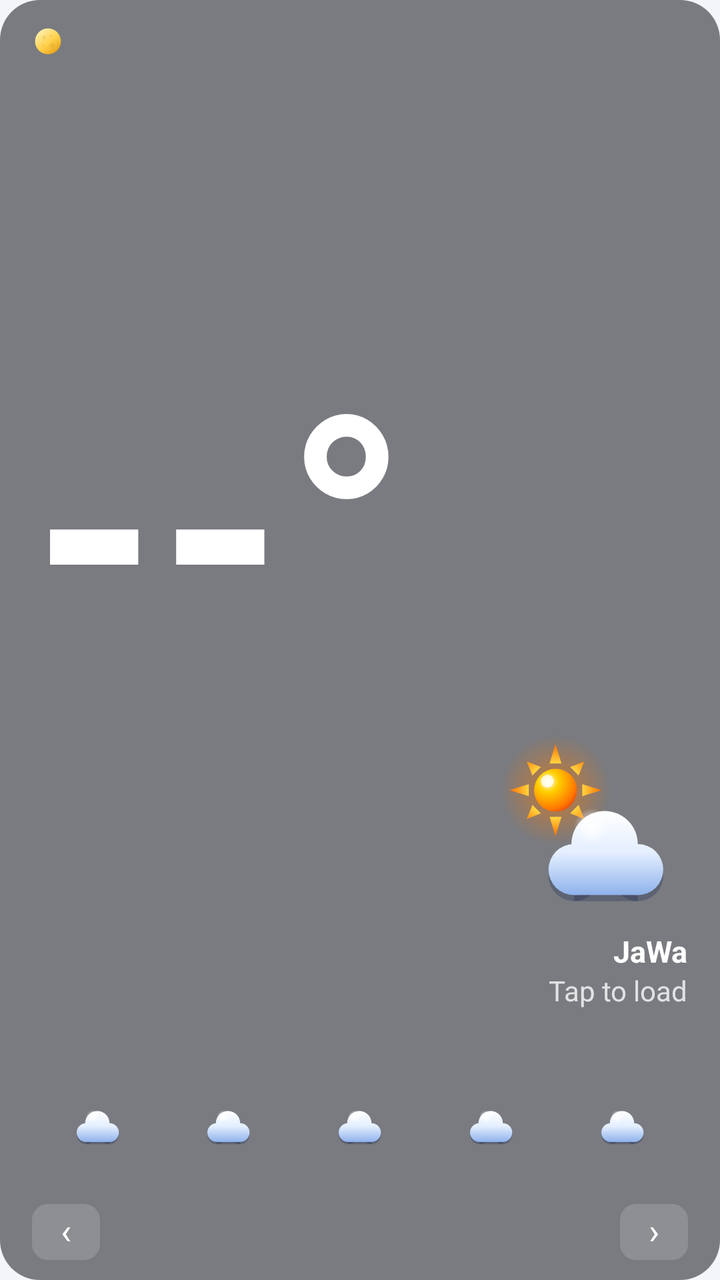
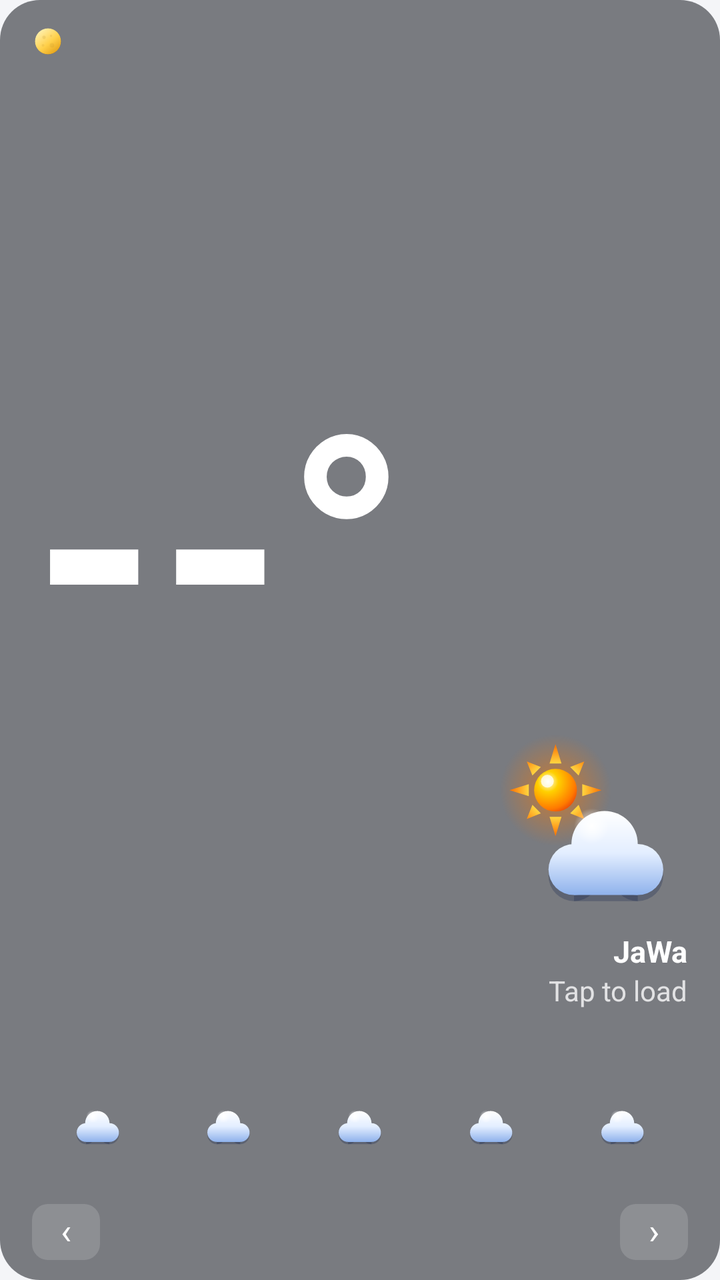

An Android layout rendered at two revisions. The XML below is the earlier revision; the diff shows what the commit changed to produce the second picture.
<!-- AndroidManifest.xml: application theme AppTheme -->
<!-- res/layout/widget_weather.xml -->
<?xml version="1.0" encoding="utf-8"?>
<LinearLayout xmlns:android="http://schemas.android.com/apk/res/android"
    android:id="@+id/widget_root"
    android:layout_width="match_parent"
    android:layout_height="match_parent"
    android:background="@drawable/widget_bg"
    android:orientation="vertical"
    android:paddingStart="16dp"
    android:paddingTop="12dp"
    android:paddingEnd="16dp"
    android:paddingBottom="10dp">

    
    <LinearLayout
        android:layout_width="match_parent"
        android:layout_height="0dp"
        android:layout_weight="1"
        android:minHeight="64dp"
        android:orientation="horizontal">

        <FrameLayout
            android:layout_width="0dp"
            android:layout_height="match_parent"
            android:layout_weight="1">

        <TextView
            android:id="@+id/current_temp"
            android:layout_width="match_parent"
            android:layout_height="match_parent"
            android:layout_weight="0"
            android:autoSizeMaxTextSize="160sp"
            android:autoSizeMinTextSize="40sp"
            android:autoSizeStepGranularity="2sp"
            android:autoSizeTextType="uniform"
            android:fontFamily="sans-serif"
            android:gravity="start|center_vertical"
            android:includeFontPadding="false"
            android:maxLines="1"
            android:text="--°"
            android:textColor="@color/widget_text"
            android:textStyle="bold" />

            <LinearLayout
                android:id="@+id/moon_row"
                android:layout_width="wrap_content"
                android:layout_height="wrap_content"
                android:layout_gravity="top|start"
                android:gravity="center_vertical"
                android:orientation="horizontal">
                <ImageView
                    android:id="@+id/moon_icon"
                    android:layout_width="16dp"
                    android:layout_height="16dp"
                    android:importantForAccessibility="no"
                    android:src="@drawable/moon_08" />
                <TextView
                    android:id="@+id/moon_text"
                    android:layout_width="wrap_content"
                    android:layout_height="wrap_content"
                    android:layout_marginStart="5dp"
                    android:maxLines="1"
                    android:text=""
                    android:textColor="#FFE7A0"
                    android:textSize="13sp" />
            </LinearLayout>
        </FrameLayout>

        
        <LinearLayout
            android:layout_width="wrap_content"
            android:layout_height="match_parent"
            android:layout_marginStart="8dp"
            android:gravity="end|center_vertical"
            android:orientation="vertical">

            <ImageView
                android:id="@+id/current_icon"
                android:layout_width="wrap_content"
                android:layout_height="0dp"
                android:layout_gravity="end"
                android:layout_marginBottom="4dp"
                android:layout_weight="1"
                android:adjustViewBounds="true"
                android:importantForAccessibility="no"
                android:maxWidth="96dp"
                android:maxHeight="96dp"
                android:scaleType="fitEnd"
                android:src="@drawable/wx_partly_day" />

            <TextView
                android:id="@+id/place"
                android:layout_width="wrap_content"
                android:layout_height="wrap_content"
                android:layout_gravity="end"
                android:ellipsize="end"
                android:maxWidth="150dp"
                android:maxLines="1"
                android:text="@string/widget_name"
                android:textColor="@color/widget_text"
                android:textSize="15sp"
                android:textStyle="bold" />

            <TextView
                android:id="@+id/description"
                android:layout_width="wrap_content"
                android:layout_height="wrap_content"
                android:layout_gravity="end"
                android:ellipsize="end"
                android:maxWidth="150dp"
                android:maxLines="1"
                android:text="Tap to load"
                android:textColor="@color/widget_text_dim"
                android:textSize="14sp" />

            <TextView
                android:id="@+id/details"
                android:layout_width="wrap_content"
                android:layout_height="wrap_content"
                android:layout_gravity="end"
                android:maxLines="1"
                android:textColor="@color/widget_text_faint"
                android:textSize="14sp" />
        </LinearLayout>
    </LinearLayout>

    <LinearLayout
        android:id="@+id/days_row"
        android:layout_width="match_parent"
        android:layout_height="wrap_content"
        android:layout_marginTop="6dp"
        android:orientation="horizontal">
        <LinearLayout
            android:id="@+id/day_slot_0"
            android:layout_width="0dp"
            android:layout_height="wrap_content"
            android:layout_weight="1"
            android:gravity="center_horizontal"
            android:orientation="vertical">
            <TextView
                android:id="@+id/day_label_0"
                style="@style/WidgetSmall"
                android:layout_width="wrap_content"
                android:layout_height="wrap_content" />
            <ImageView
                android:id="@+id/day_icon_0"
                android:layout_width="30dp"
                android:layout_height="30dp"
                android:layout_marginTop="2dp"
                android:layout_marginBottom="1dp"
                android:importantForAccessibility="no"
                android:src="@drawable/wx_cloudy" />
            <TextView
                android:id="@+id/day_temp_0"
                style="@style/WidgetValue"
                android:layout_width="wrap_content"
                android:layout_height="wrap_content" />
        </LinearLayout>
        <LinearLayout
            android:id="@+id/day_slot_1"
            android:layout_width="0dp"
            android:layout_height="wrap_content"
            android:layout_weight="1"
            android:gravity="center_horizontal"
            android:orientation="vertical">
            <TextView
                android:id="@+id/day_label_1"
                style="@style/WidgetSmall"
                android:layout_width="wrap_content"
                android:layout_height="wrap_content" />
            <ImageView
                android:id="@+id/day_icon_1"
                android:layout_width="30dp"
                android:layout_height="30dp"
                android:layout_marginTop="2dp"
                android:layout_marginBottom="1dp"
                android:importantForAccessibility="no"
                android:src="@drawable/wx_cloudy" />
            <TextView
                android:id="@+id/day_temp_1"
                style="@style/WidgetValue"
                android:layout_width="wrap_content"
                android:layout_height="wrap_content" />
        </LinearLayout>
        <LinearLayout
            android:id="@+id/day_slot_2"
            android:layout_width="0dp"
            android:layout_height="wrap_content"
            android:layout_weight="1"
            android:gravity="center_horizontal"
            android:orientation="vertical">
            <TextView
                android:id="@+id/day_label_2"
                style="@style/WidgetSmall"
                android:layout_width="wrap_content"
                android:layout_height="wrap_content" />
            <ImageView
                android:id="@+id/day_icon_2"
                android:layout_width="30dp"
                android:layout_height="30dp"
                android:layout_marginTop="2dp"
                android:layout_marginBottom="1dp"
                android:importantForAccessibility="no"
                android:src="@drawable/wx_cloudy" />
            <TextView
                android:id="@+id/day_temp_2"
                style="@style/WidgetValue"
                android:layout_width="wrap_content"
                android:layout_height="wrap_content" />
        </LinearLayout>
        <LinearLayout
            android:id="@+id/day_slot_3"
            android:layout_width="0dp"
            android:layout_height="wrap_content"
            android:layout_weight="1"
            android:gravity="center_horizontal"
            android:orientation="vertical">
            <TextView
                android:id="@+id/day_label_3"
                style="@style/WidgetSmall"
                android:layout_width="wrap_content"
                android:layout_height="wrap_content" />
            <ImageView
                android:id="@+id/day_icon_3"
                android:layout_width="30dp"
                android:layout_height="30dp"
                android:layout_marginTop="2dp"
                android:layout_marginBottom="1dp"
                android:importantForAccessibility="no"
                android:src="@drawable/wx_cloudy" />
            <TextView
                android:id="@+id/day_temp_3"
                style="@style/WidgetValue"
                android:layout_width="wrap_content"
                android:layout_height="wrap_content" />
        </LinearLayout>
        <LinearLayout
            android:id="@+id/day_slot_4"
            android:layout_width="0dp"
            android:layout_height="wrap_content"
            android:layout_weight="1"
            android:gravity="center_horizontal"
            android:orientation="vertical">
            <TextView
                android:id="@+id/day_label_4"
                style="@style/WidgetSmall"
                android:layout_width="wrap_content"
                android:layout_height="wrap_content" />
            <ImageView
                android:id="@+id/day_icon_4"
                android:layout_width="30dp"
                android:layout_height="30dp"
                android:layout_marginTop="2dp"
                android:layout_marginBottom="1dp"
                android:importantForAccessibility="no"
                android:src="@drawable/wx_cloudy" />
            <TextView
                android:id="@+id/day_temp_4"
                style="@style/WidgetValue"
                android:layout_width="wrap_content"
                android:layout_height="wrap_content" />
        </LinearLayout>
    </LinearLayout>

    
    <LinearLayout
        android:id="@+id/nav_row"
        android:layout_width="match_parent"
        android:layout_height="wrap_content"
        android:layout_marginTop="4dp"
        android:gravity="center_vertical"
        android:orientation="horizontal">
        <TextView
            android:id="@+id/prev"
            style="@style/WidgetArrow"
            android:text="‹" />
        <TextView
            android:id="@+id/dots"
            android:layout_width="0dp"
            android:layout_height="wrap_content"
            android:layout_weight="1"
            android:gravity="center"
            android:includeFontPadding="false"
            android:maxLines="1"
            android:textColor="@color/widget_text"
            android:textSize="9sp" />
        <TextView
            android:id="@+id/next"
            style="@style/WidgetArrow"
            android:text="›" />
    </LinearLayout>
</LinearLayout>
<!-- resources referenced by this layout -->
<resources>
  <color name="widget_text">#FFFFFFFF</color>
  <color name="widget_text_dim">#C8FFFFFF</color>
  <color name="widget_text_faint">#99FFFFFF</color>
  <!-- drawable moon_08 (drawable) -->
  <?xml version="1.0" encoding="utf-8"?>
  <vector xmlns:android="http://schemas.android.com/apk/res/android"
      xmlns:aapt="http://schemas.android.com/aapt"
      android:width="64dp" android:height="64dp"
      android:viewportWidth="64" android:viewportHeight="64">
      <path android:fillColor="#3A4466" android:fillAlpha="0.9" android:pathData="M6,32 a26,26 0 1,0 52,0 a26,26 0 1,0 -52,0 Z" />
      <path android:pathData="M32,6 A26,26 0 0,1 32,58 A26.00,26 0 0,1 32,6 Z">
          <aapt:attr name="android:fillColor">
              <gradient android:type="linear" android:startX="12" android:startY="8" android:endX="52" android:endY="58">
                  <item android:offset="0" android:color="#FFFFF3B8" />
                  <item android:offset="0.55" android:color="#FFFFD04A" />
                  <item android:offset="1" android:color="#FFE09A12" />
              </gradient>
          </aapt:attr>
      </path>
      <path android:fillColor="#B8862A" android:fillAlpha="0.18" android:pathData="M20.6,24 a3.4,3.4 0 1,0 6.8,0 a3.4,3.4 0 1,0 -6.8,0 Z" />
      <path android:fillColor="#B8862A" android:fillAlpha="0.15" android:pathData="M35.5,40 a4.5,4.5 0 1,0 9,0 a4.5,4.5 0 1,0 -9,0 Z" />
      <path android:fillColor="#B8862A" android:fillAlpha="0.15" android:pathData="M35.7,21 a2.3,2.3 0 1,0 4.6,0 a2.3,2.3 0 1,0 -4.6,0 Z" />
      <path android:fillColor="#B8862A" android:fillAlpha="0.14" android:pathData="M19.4,40 a2.6,2.6 0 1,0 5.2,0 a2.6,2.6 0 1,0 -5.2,0 Z" />
  </vector>
  <!-- drawable widget_bg (drawable) -->
  <?xml version="1.0" encoding="utf-8"?>
  <shape xmlns:android="http://schemas.android.com/apk/res/android" android:shape="rectangle">
      <solid android:color="#8C141820" />
      <corners android:radius="20dp" />
  </shape>
  <!-- drawable wx_cloudy: vector/xml drawable (drawable, 3645 chars, omitted) -->
  <!-- drawable wx_partly_day: vector/xml drawable (drawable, 5860 chars, omitted) -->
  <string name="widget_name">JaWa</string>
  <style name="WidgetArrow">
          <item name="android:layout_width">34dp</item>
          <item name="android:layout_height">28dp</item>
          <item name="android:gravity">center</item>
          <item name="android:background">@drawable/widget_arrow_bg</item>
          <item name="android:textColor">@color/widget_text</item>
          <item name="android:textSize">18sp</item>
          <item name="android:includeFontPadding">false</item>
      </style>
  <style name="WidgetSmall">
          <item name="android:textColor">@color/widget_text_dim</item>
          <item name="android:textSize">12sp</item>
          <item name="android:maxLines">1</item>
      </style>
  <style name="WidgetValue">
          <item name="android:textColor">@color/widget_text</item>
          <item name="android:textSize">14sp</item>
          <item name="android:maxLines">1</item>
      </style>
  <style name="AppTheme" parent="android:Theme.Material.Light.NoActionBar">
          <item name="android:colorAccent">#3D6FB6</item>
          <item name="android:windowBackground">@color/settings_bg</item>
      </style>
  <!-- drawable widget_arrow_bg (drawable) -->
  <?xml version="1.0" encoding="utf-8"?>
  <shape xmlns:android="http://schemas.android.com/apk/res/android" android:shape="rectangle">
      <solid android:color="#26FFFFFF" />
      <corners android:radius="8dp" />
  </shape>
  <color name="settings_bg">#F4F5F8</color>
</resources>

<!-- the commit's change to res/layout/widget_weather.xml (unified diff, before → after) -->
@@ -18,33 +18,17 @@
         android:minHeight="64dp"
         android:orientation="horizontal">
 
-        <FrameLayout
+        <LinearLayout
             android:layout_width="0dp"
             android:layout_height="match_parent"
-            android:layout_weight="1">
-
-        <TextView
-            android:id="@+id/current_temp"
-            android:layout_width="match_parent"
-            android:layout_height="match_parent"
-            android:layout_weight="0"
-            android:autoSizeMaxTextSize="160sp"
-            android:autoSizeMinTextSize="40sp"
-            android:autoSizeStepGranularity="2sp"
-            android:autoSizeTextType="uniform"
-            android:fontFamily="sans-serif"
-            android:gravity="start|center_vertical"
-            android:includeFontPadding="false"
-            android:maxLines="1"
-            android:text="--°"
-            android:textColor="@color/widget_text"
-            android:textStyle="bold" />
+            android:layout_weight="1"
+            android:orientation="vertical">
 
             <LinearLayout
                 android:id="@+id/moon_row"
                 android:layout_width="wrap_content"
                 android:layout_height="wrap_content"
-                android:layout_gravity="top|start"
+                android:layout_marginBottom="2dp"
                 android:gravity="center_vertical"
                 android:orientation="horizontal">
                 <ImageView
@@ -63,7 +47,24 @@
                     android:textColor="#FFE7A0"
                     android:textSize="13sp" />
             </LinearLayout>
-        </FrameLayout>
+
+        <TextView
+            android:id="@+id/current_temp"
+            android:layout_width="match_parent"
+            android:layout_height="0dp"
+            android:layout_weight="1"
+            android:autoSizeMaxTextSize="160sp"
+            android:autoSizeMinTextSize="40sp"
+            android:autoSizeStepGranularity="2sp"
+            android:autoSizeTextType="uniform"
+            android:fontFamily="sans-serif"
+            android:gravity="start|center_vertical"
+            android:includeFontPadding="false"
+            android:maxLines="1"
+            android:text="--°"
+            android:textColor="@color/widget_text"
+            android:textStyle="bold" />
+        </LinearLayout>
 
         
         <LinearLayout
